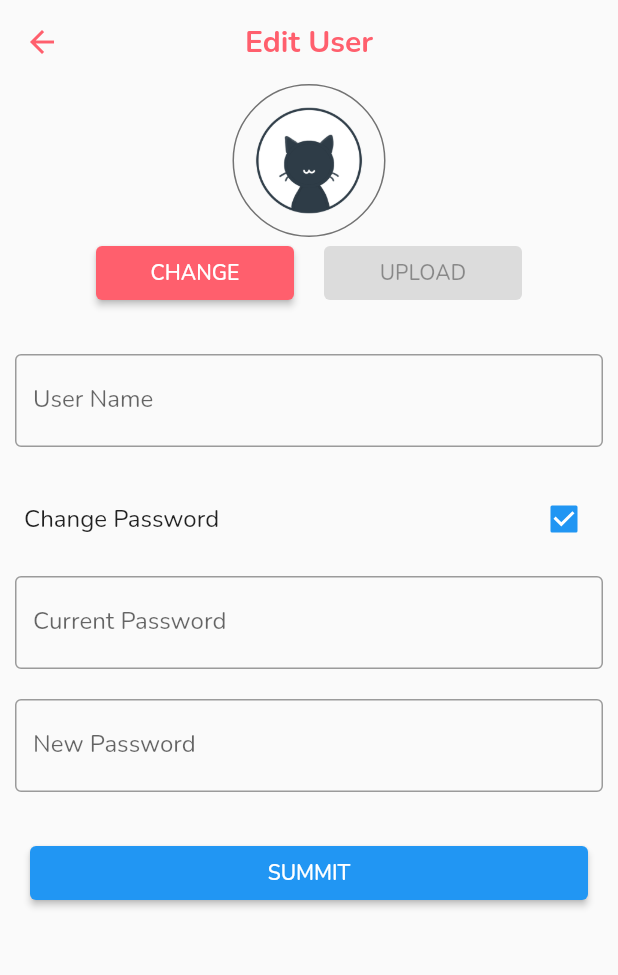
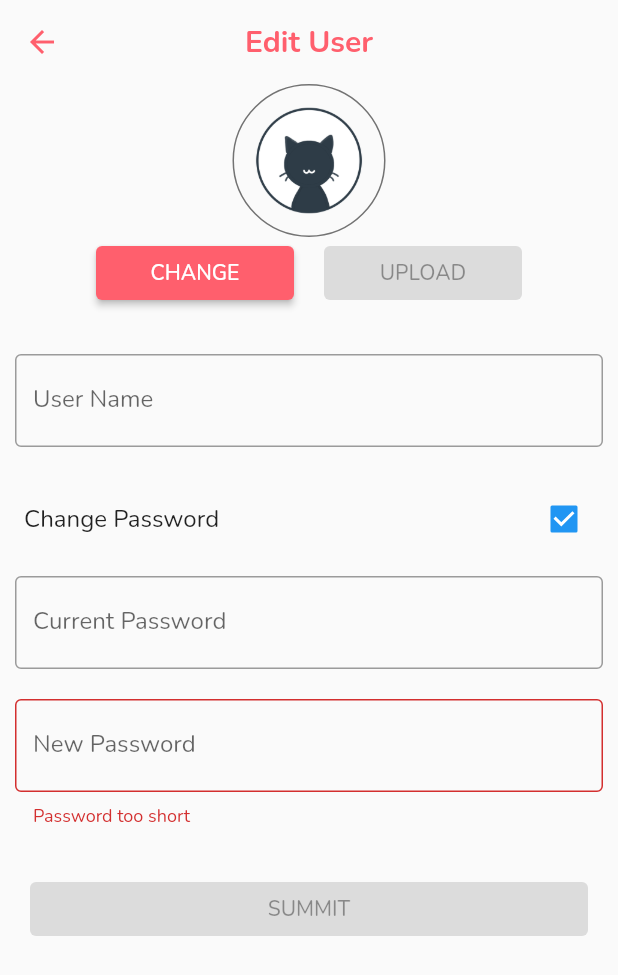
Before and after one commit to Hai4320/mybook_flutter, a Flutter app: the UserEditPage screen opened directly with empty values, after a tap on "Change Password", on a phone screen of 412 x 824 dp. Shown: the top 975 px of the screen. Run offline on Flutter 3.47's test engine with Material 2 defaults, Android fonts, the phone set to English and light mode, and no system bars; our stand-ins replace audioplayers, bloc, equatable, firebase_auth, firebase_core, firebase_storage and 7 more; missing offline and left inert: dart:ffi, phlox_animations; accounts and stored records are empty; network calls fail; statements that could not run were skipped.

Commit message:
update user 2
upload image
submit
reload state
inform after summit

```diff
--- a/lib/src/blocs/auth_bloc/auth_bloc.dart
+++ b/lib/src/blocs/auth_bloc/auth_bloc.dart
@@ -15,6 +15,7 @@ class AuthBloc extends Bloc<AuthEvent, AuthState> {
     on<AppStarted>(_onAppStarted);
     on<LoggedIn>(_onLoggedIn);
     on<LoggedOut>(_onLoggedOut);
+    on<ReloadUser>(_onReloadUser);
   }
 
   void _onAppStarted(event, Emitter<AuthState> emit) async {
@@ -39,4 +40,9 @@ class AuthBloc extends Bloc<AuthEvent, AuthState> {
     await userRepository.deleteLoginData();
     emit(AuthUnauthenticated());
   }
+   void _onReloadUser(event, Emitter<AuthState> emit) async {
+    emit(AuthUpdating(event.user));
+    await userRepository.updateUserData(event.user);
+    emit(AuthAuthenticated());
+  }
 }
--- a/lib/src/blocs/auth_bloc/auth_event.dart
+++ b/lib/src/blocs/auth_bloc/auth_event.dart
@@ -24,3 +24,7 @@ class LoggedIn extends AuthEvent {
 }
 
 class LoggedOut extends AuthEvent {}
+class ReloadUser extends AuthEvent {
+  final UserModel user;
+  const ReloadUser(this.user);
+}
--- a/lib/src/blocs/auth_bloc/auth_state.dart
+++ b/lib/src/blocs/auth_bloc/auth_state.dart
@@ -14,3 +14,9 @@ class AuthAuthenticated extends AuthState {}
 class AuthUnauthenticated extends AuthState {}
 
 class AuthLoading extends AuthState {}
+class AuthUpdating extends AuthState {
+  final UserModel user;
+  AuthUpdating(this.user);
+   @override
+  List<Object> get props => [user];
+}
--- a/lib/src/blocs/bloc/edit_user_bloc.dart
+++ /dev/null
@@ -1,50 +0,0 @@
-import 'dart:io';
-
-import 'package:bloc/bloc.dart';
-import 'package:equatable/equatable.dart';
-import 'package:image_cropper/image_cropper.dart';
-import 'package:image_picker/image_picker.dart';
-
-part 'edit_user_event.dart';
-part 'edit_user_state.dart';
-
-class EditUserBloc extends Bloc<EditUserEvent, EditUserState> {
-  bool isValidName = true;
-  bool isChangePassword = false;
-  bool isValidNewPassword = true;
-  File? imageFromFile = null;
-  String imageUpload = "";
-  bool isChangeAvatar = false;
-  bool uploaded = true;
-  final ImagePicker _picker = ImagePicker();
-  final ImageCropper _cropper = ImageCropper();
-  EditUserBloc()
-      : super(UserEditingState()) {
-    on<EditUserChangeImageEvent>(_onChangeImage);
-    on<EditUserEnableChangePasswordEvent>(_onEnableChangePassword);
-  }
-  void _onChangeImage(event, Emitter<EditUserState> emit) async {
-    emit(EditUserChangingImage());
-    final XFile? image = await _picker.pickImage(source: ImageSource.gallery, maxWidth: 100, maxHeight: 100);
-    if (image != null) {
-      var imageCroped = await _cropper.cropImage(
-          sourcePath: image.path,
-          aspectRatio: const CropAspectRatio(ratioX: 1, ratioY: 1),
-          compressFormat: ImageCompressFormat.jpg,
-          compressQuality: 99,
-          maxWidth: 1000,
-          maxHeight: 1000,
-        );
-      if (imageCroped!=null){
-        uploaded = false;
-        imageFromFile = imageCroped;
-      }
-    }
-    emit(UserEditingState());
-  }
-  void _onEnableChangePassword(event, Emitter<EditUserState> emit) async {
-    emit(UserCheckingState());
-    isChangePassword = !isChangePassword;
-    emit(UserEditingState());
-  }
-}
--- /dev/null
+++ b/lib/src/blocs/edit_user_bloc/edit_user_bloc.dart
@@ -0,0 +1,130 @@
+import 'dart:convert';
+import 'dart:io';
+
+import 'package:bloc/bloc.dart';
+import 'package:equatable/equatable.dart';
+import 'package:firebase_auth/firebase_auth.dart';
+import 'package:image_cropper/image_cropper.dart';
+import 'package:image_picker/image_picker.dart';
+import 'package:mybook_flutter/src/blocs/auth_bloc/auth_bloc.dart';
+import 'package:mybook_flutter/src/constants/firebase_data.dart';
+import 'package:mybook_flutter/src/constants/validator.dart';
+import 'package:http/http.dart' as http;
+import 'package:mybook_flutter/src/models/user_model.dart';
+import 'package:mybook_flutter/src/resources/service/api.dart';
+
+part 'edit_user_event.dart';
+part 'edit_user_state.dart';
+
+class EditUserBloc extends Bloc<EditUserEvent, EditUserState> {
+  AuthBloc authBloc;
+  bool isValidName = true;
+  bool isChangePassword = false;
+  bool isValidNewPassword = true;
+  String newPassword = "";
+  File? imageFromFile;
+  String imageUpload = "";
+  bool isChangeAvatar = false;
+  bool uploaded = true;
+  final ImagePicker _picker = ImagePicker();
+  final ImageCropper _cropper = ImageCropper();
+  EditUserBloc({required this.authBloc}) : super(UserEditingState()) {
+    on<EditUserChangeImageEvent>(_onChangeImage);
+    on<EditUserEnableChangePasswordEvent>(_onEnableChangePassword);
+    on<EditUserChangeNameEvent>(_onChangeName);
+    on<EditUserChangeNewPasswordEvent>(_onChangeNewPassword);
+    on<EditUserSummitEvent>(_onSummitEdit);
+    on<EditUserUploadImageEvent>(_onUploadImage);
+  }
+  bool canSubmit() => (isValidName && isValidNewPassword);
+  void _onChangeImage(event, Emitter<EditUserState> emit) async {
+    emit(EditUserChangingImage());
+    final XFile? image = await _picker.pickImage(
+        source: ImageSource.gallery, maxWidth: 100000, maxHeight: 100000,);
+    if (image != null) {
+      var imageCroped = await _cropper.cropImage(
+        sourcePath: image.path,
+        aspectRatio: const CropAspectRatio(ratioX: 1, ratioY: 1),
+        compressFormat: ImageCompressFormat.jpg,
+        compressQuality: 100,
+        maxWidth: 100000,
+        maxHeight: 100000,
+      );
+      if (imageCroped != null) {
+        uploaded = false;
+        imageFromFile = imageCroped;
+      }
+    }
+    emit(UserEditingState());
+  }
+  void _onUploadImage(event, Emitter<EditUserState> emit) async {
+    emit(EditUserLoading());
+    var userID =  await authBloc.userRepository.getUserID();
+    var uri = await FirebaseData.upLoadImage(imageFromFile!, userID);
+    if (uri!=""){
+      uploaded = true;
+      isChangeAvatar = true;
+      imageUpload = uri;
+      emit(UserEditingState());
+    } else {
+      emit(EditUserFailure(message: "Upload failed"));
+    }
+  }
+  void _onEnableChangePassword(event, Emitter<EditUserState> emit) async {
+    emit(UserCheckingState());
+    isChangePassword = !isChangePassword;
+    if (isChangePassword) {
+      isValidNewPassword = Validation.isValidPassword(newPassword);
+    } else {
+      isValidNewPassword = true;
+    }
+    emit(UserEditingState());
+  }
+
+  void _onChangeName(event, Emitter<EditUserState> emit) async {
+    emit(UserCheckingState());
+    isValidName = Validation.isValidName(event.value);
+    emit(UserEditingState());
+  }
+
+  void _onChangeNewPassword(event, Emitter<EditUserState> emit) async {
+    emit(UserCheckingState());
+    isValidNewPassword = Validation.isValidPassword(event.value);
+    newPassword = event.value;
+    emit(UserEditingState());
+  }
+
+  void _onSummitEdit(event, Emitter<EditUserState> emit) async {
+    emit(EditUserLoading());
+    try {
+      var userID = await authBloc.userRepository.getUserID();
+      var res = await http.post(Uri.parse(AppApis.updateUser_API),
+          headers: <String, String>{
+            'Content-Type': 'application/json; charset=UTF-8',
+          },
+
+          body: jsonEncode({
+            "id": userID,
+            "name": event.name,
+            "avatar": imageUpload,
+            "password": event.oldPassword,
+            "new_password": event.newPassword,
+            "change_password": isChangePassword,
+            "change_avatar": isChangeAvatar,
+          }));
+      var body = jsonDecode(res.body);
+      print(body);
+      if(res.statusCode ==200){
+        UserModel edited = UserModel.fromJSON(body["data"]);
+        await edited.getAvatarUrl();
+        authBloc.add(ReloadUser(edited));
+        emit(EditUserSuccess());
+      } else{
+        emit(EditUserFailure(message: body["message"]));
+      }
+
+    } catch (error) {
+      emit(EditUserFailure(message: "Can't update now"));
+    }
+  }
+}
--- a/lib/src/blocs/user_bloc/user_event.dart
+++ b/lib/src/blocs/user_bloc/user_event.dart
@@ -12,7 +12,10 @@ class UserInitEvent extends UserEvent {
   @override
   List<Object> get props => [userRepository];
 }
-
+class UserUpdateData extends UserEvent{
+  final UserModel user;
+  const UserUpdateData(this.user);
+}
 class UserChangeTabEvent extends UserEvent{
   final int tab;
   const UserChangeTabEvent({required this.tab});
--- a/lib/src/resources/service/api.dart
+++ b/lib/src/resources/service/api.dart
@@ -2,6 +2,7 @@ class AppApis {
   static String API = "https://mybooksv.herokuapp.com";
   static String login_API = API + "/users/login";
   static String register_API = API + "/users/register";
+  static String updateUser_API = API + "/users/update";
   static String notification_API = API + "/users/getnotify";
 
   static String getBook_API = API + "/books";
--- a/lib/src/ui/pages/search_page.dart
+++ b/lib/src/ui/pages/search_page.dart
@@ -38,7 +38,7 @@ class _SearchPageState extends State<SearchPage> {
                       child: const PageTitle(color: Colors.white, title: "Seach Page"),
                   ))
                 : Positioned(
-                    bottom: 20,
+                    top: 190,
                     child: PhloxAnimations(
                       duration: const Duration(milliseconds: 500),
                       fromOpacity: 0,
--- a/lib/src/ui/pages/user_edit_page.dart
+++ b/lib/src/ui/pages/user_edit_page.dart
@@ -2,7 +2,8 @@ import 'dart:io';
 
 import 'package:flutter/material.dart';
 import 'package:flutter_bloc/flutter_bloc.dart';
-import 'package:mybook_flutter/src/blocs/bloc/edit_user_bloc.dart';
+import 'package:mybook_flutter/src/blocs/auth_bloc/auth_bloc.dart';
+import 'package:mybook_flutter/src/blocs/edit_user_bloc/edit_user_bloc.dart';
 import 'package:mybook_flutter/src/constants/assets.dart';
 import 'package:mybook_flutter/src/models/user_model.dart';
 import 'package:mybook_flutter/src/ui/themes/colors.dart';
@@ -30,16 +31,34 @@ class _UserEditPageState extends State<UserEditPage> {
   @override
   Widget build(BuildContext context) {
     var user = widget.user;
+    var authBloc = BlocProvider.of<AuthBloc>(context, listen: true);
+    var size = MediaQuery.of(context).size;
     return BlocProvider(
-      create: (context) => EditUserBloc(),
+      create: (context) => EditUserBloc(authBloc: authBloc),
       child: BlocListener<EditUserBloc, EditUserState>(
         listener: (context, state) {
+          if (state is EditUserFailure){
+            ScaffoldMessenger.of(context).showSnackBar(SnackBar(
+              content: Text(state.message),
+              backgroundColor: Colors.red,
+              behavior: SnackBarBehavior.floating,
+              margin: EdgeInsets.only(bottom: size.height-80),
+            ));
+          }
+          if (state is EditUserSuccess){
+            ScaffoldMessenger.of(context).showSnackBar(SnackBar(
+              content: const Text('Update successfully !'),
+              backgroundColor: Colors.green,
+              behavior: SnackBarBehavior.floating,
+              margin: EdgeInsets.only(bottom: size.height-80),
+            ));
+          }
         },
         child: BlocBuilder<EditUserBloc, EditUserState>(
           builder: (context, state) {
-            var pageBloc =BlocProvider.of<EditUserBloc>(context);
+            var pageBloc = BlocProvider.of<EditUserBloc>(context);
             bool isChangePassword = pageBloc.isChangePassword;
-            File? imageFile  = pageBloc.imageFromFile;
+            File? imageFile = pageBloc.imageFromFile;
             return Scaffold(
               appBar: TransparentAppBar("Edit User", AppColors.primary),
               body: ListView(children: [
@@ -51,11 +70,10 @@ class _UserEditPageState extends State<UserEditPage> {
                       radius: 50,
                       backgroundColor: Colors.transparent,
                       child: ClipOval(
-                        child: imageFile == null ? (user.avatarURL == ""
-                            ? Image.asset(
-                                AppImages.img_avatar,
-                              )
-                            : Image.network(user.avatarURL))
+                        child: imageFile == null
+                            ? (user.avatarURL == ""
+                                ? Image.asset(AppImages.img_avatar)
+                                : Image.network(user.avatarURL))
                             : Image.file(imageFile),
                       )),
                 ),
@@ -63,7 +81,9 @@ class _UserEditPageState extends State<UserEditPage> {
                   mainAxisAlignment: MainAxisAlignment.center,
                   children: [
                     ElevatedButton(
-                      onPressed: () => pageBloc.add(EditUserChangeImageEvent()),
+                      onPressed: state is EditUserLoading
+                        ? null
+                        :()=> pageBloc.add(EditUserChangeImageEvent()),
                       style:
                           ElevatedButton.styleFrom(primary: AppColors.primary),
                       child: Container(
@@ -75,7 +95,9 @@ class _UserEditPageState extends State<UserEditPage> {
                       width: 20,
                     ),
                     ElevatedButton(
-                      onPressed: pageBloc.uploaded == true ? null : () {},
+                      onPressed: (state is EditUserLoading||pageBloc.uploaded == true)
+                      ? null
+                      : () {pageBloc.add(EditUserUploadImageEvent());},
                       child: Container(
                           width: 100,
                           alignment: Alignment.center,
@@ -88,16 +110,21 @@ class _UserEditPageState extends State<UserEditPage> {
                   padding: const EdgeInsets.all(10),
                   child: TextFormField(
                     controller: _nameController,
-                    decoration: const InputDecoration(
+                    onChanged: (value) => pageBloc.add(
+                        EditUserChangeNameEvent(value: _nameController.text)),
+                    decoration: InputDecoration(
                       labelText: "User Name",
-                      border: OutlineInputBorder(),
+                      errorText:
+                          !pageBloc.isValidName ? "Name is not empty!" : null,
+                      border: const OutlineInputBorder(),
                     ),
                   ),
                 ),
                 const SizedBox(height: 10),
                 CheckboxListTile(
                   value: isChangePassword,
-                  onChanged: (value) => pageBloc.add(EditUserEnableChangePasswordEvent()),
+                  onChanged: (value) =>
+                      pageBloc.add(EditUserEnableChangePasswordEvent()),
                   title: const Text("Change Password"),
                 ),
                 isChangePassword
@@ -118,9 +145,14 @@ class _UserEditPageState extends State<UserEditPage> {
                           child: TextFormField(
                             controller: _newPasswordController,
                             obscureText: true,
-                            decoration: const InputDecoration(
+                            onChanged: (value) => pageBloc.add(
+                                EditUserChangeNewPasswordEvent(value: value)),
+                            decoration: InputDecoration(
                               labelText: "New Password",
-                              border: OutlineInputBorder(),
+                              errorText: pageBloc.isValidNewPassword
+                                  ? null
+                                  : "Password too short",
+                              border: const OutlineInputBorder(),
                             ),
                           ),
                         ),
@@ -128,8 +160,17 @@ class _UserEditPageState extends State<UserEditPage> {
                     : Container(),
                 Container(
                   margin: const EdgeInsets.all(20),
-                  child:
-                      ElevatedButton(onPressed: () {}, child: Text("SUMMIT")),
+                  child: ElevatedButton(
+                      onPressed: (pageBloc.canSubmit() &&
+                              state is! EditUserLoading)
+                          ? () {
+                              pageBloc.add(EditUserSummitEvent(
+                                  name: _nameController.text,
+                                  newPassword: _newPasswordController.text,
+                                  oldPassword: _oldPasswordController.text));
+                            }
+                          : null,
+                      child: Text("SUMMIT")),
                 )
               ]),
             );
--- a/lib/src/ui/pages/user_page.dart
+++ b/lib/src/ui/pages/user_page.dart
@@ -30,6 +30,9 @@ class _UserPageState extends State<UserPage> {
         if (state is AuthUnauthenticated) {
           Navigator.pushNamedAndRemoveUntil(
               context, "/login", (route) => false);
+        }
+        if (state is AuthUpdating){
+          userState.add(UserUpdateData(state.user));
         }
       },
       child: Container(
--- a/lib/src/ui/widgets/stateless/book_item.dart
+++ b/lib/src/ui/widgets/stateless/book_item.dart
@@ -151,8 +151,8 @@ class BuildBookItem extends StatelessWidget {
                         ],
                       ),
                     )),
-                Expanded(
-                    flex: 1,
+                Container(
+                    width: 55,
                     child: Column(
                       crossAxisAlignment: CrossAxisAlignment.center,
                       mainAxisAlignment: MainAxisAlignment.center,
```
Also changed, not shown: lib/src/blocs/edit_user_bloc/edit_user_event.dart (renamed from lib/src/blocs/bloc/edit_user_event.dart, +1 -6 lines), lib/src/blocs/user_bloc/user_bloc.dart (+6 -1 lines), lib/src/constants/firebase_data.dart (+14 -0 lines), lib/src/resources/responsitory/user_repo.dart (+8 -0 lines), lib/src/blocs/edit_user_bloc/edit_user_state.dart (renamed from lib/src/blocs/bloc/edit_user_state.dart).
